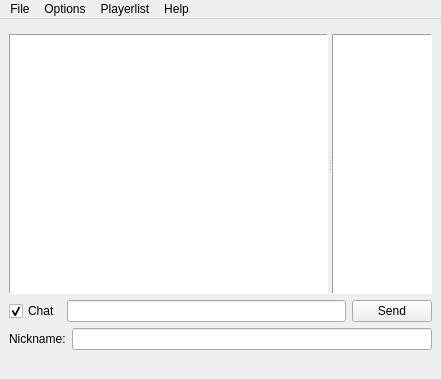
The window that src/rconwindow.ui (DrinkyBird/QZRcon) describes before a commit, drawn with Qt 5.
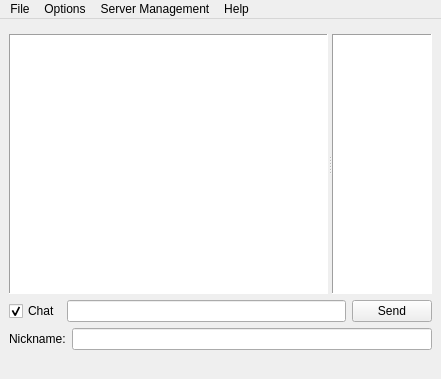
The same window after the commit.

Commit message: More work on the CVar watching window.

```diff
--- a/src/rconwindow.ui
+++ b/src/rconwindow.ui
@@ -306,7 +306,7 @@
    </widget>
    <widget class="QMenu" name="menuActions">
     <property name="title">
-     <string>Playerlist</string>
+     <string>Server Management</string>
     </property>
     <addaction name="actionKick_player"/>
     <addaction name="actionBan_player"/>
```
Left out of the diff: 6 changed lines with no effect on the pictures. The commit also changes 6 other files.
